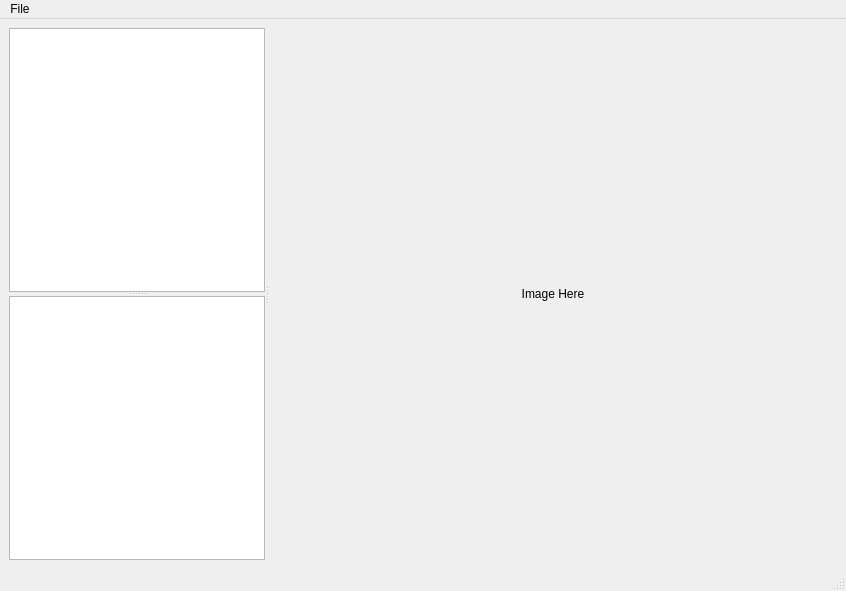
First picture: the form in mainWindow.ui, repository s94285/RawImageViewer, before the edit.
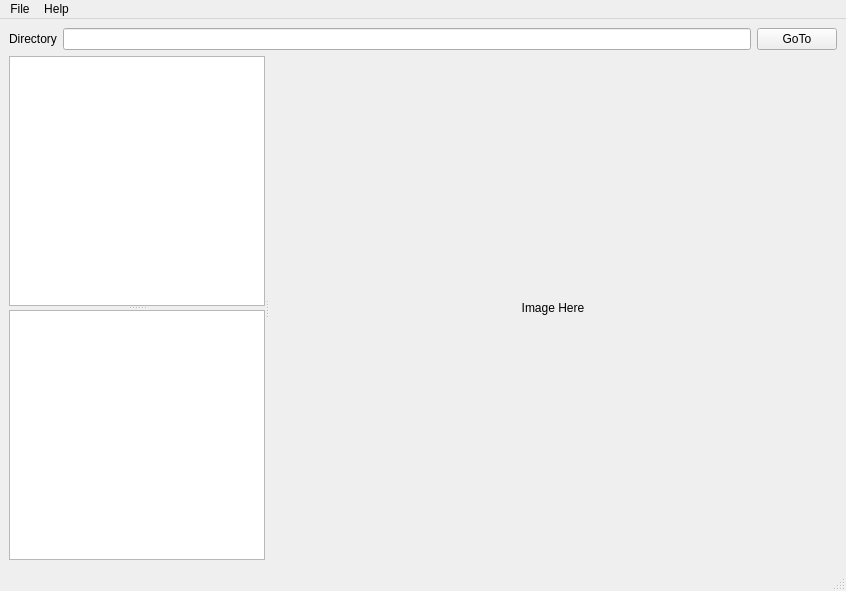
Second picture: the form after the edit.

Commit message: add directory address bar and change treeview style

Patch:
```diff
--- a/mainWindow.ui
+++ b/mainWindow.ui
@@ -15,7 +15,7 @@
   </property>
   <widget class="QWidget" name="centralwidget">
    <layout class="QGridLayout" name="gridLayout">
-    <item row="0" column="0">
+    <item row="2" column="0">
      <widget class="QSplitter" name="splitter_2">
       <property name="sizePolicy">
        <sizepolicy hsizetype="Preferred" vsizetype="Preferred">
@@ -66,6 +66,39 @@
       </widget>
      </widget>
     </item>
+    <item row="1" column="0">
+     <layout class="QHBoxLayout" name="horizontalLayout">
+      <property name="spacing">
+       <number>6</number>
+      </property>
+      <property name="sizeConstraint">
+       <enum>QLayout::SetDefaultConstraint</enum>
+      </property>
+      <item>
+       <widget class="QLabel" name="addressLabel">
+        <property name="sizePolicy">
+         <sizepolicy hsizetype="Preferred" vsizetype="Preferred">
+          <horstretch>0</horstretch>
+          <verstretch>0</verstretch>
+         </sizepolicy>
+        </property>
+        <property name="text">
+         <string>Directory</string>
+        </property>
+       </widget>
+      </item>
+      <item>
+       <widget class="QLineEdit" name="addressLineEdit"/>
+      </item>
+      <item>
+       <widget class="QPushButton" name="gotoButton">
+        <property name="text">
+         <string>GoTo</string>
+        </property>
+       </widget>
+      </item>
+     </layout>
+    </item>
    </layout>
   </widget>
   <widget class="QMenuBar" name="menubar">
@@ -84,7 +117,16 @@
     <addaction name="actionTest"/>
     <addaction name="actionOpen_Folder"/>
    </widget>
+   <widget class="QMenu" name="menuHelp">
+    <property name="title">
+     <string>Help</string>
+    </property>
+    <addaction name="actionGitHub"/>
+    <addaction name="separator"/>
+    <addaction name="actionBy_Kevin_Lin_NCTU"/>
+   </widget>
    <addaction name="menuFile"/>
+   <addaction name="menuHelp"/>
   </widget>
   <widget class="QStatusBar" name="statusbar"/>
   <action name="actionTest">
```
Left out of the diff: 38 changed lines with no effect on the pictures. The commit also changes 2 other files.
